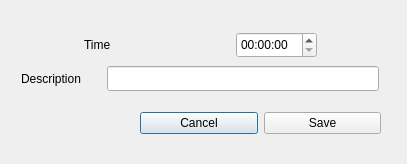
jczmut/EGUI, file project 1/singleevent.ui: the form before one commit.
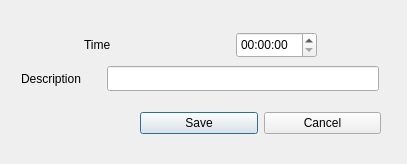
The form after the commit.

```diff
--- a/project 1/singleevent.ui
+++ b/project 1/singleevent.ui
@@ -13,7 +13,7 @@
   <property name="windowTitle">
    <string>Dialog</string>
   </property>
-  <widget class="QWidget" name="">
+  <widget class="QWidget" name="layoutWidget">
    <property name="geometry">
     <rect>
      <x>20</x>
@@ -88,7 +88,7 @@
     </item>
    </layout>
   </widget>
-  <widget class="QWidget" name="">
+  <widget class="QWidget" name="layoutWidget">
    <property name="geometry">
     <rect>
      <x>140</x>
@@ -98,13 +98,6 @@
     </rect>
    </property>
    <layout class="QHBoxLayout" name="horizontalLayout_3">
-    <item>
-     <widget class="QPushButton" name="cancelButton">
-      <property name="text">
-       <string>Cancel</string>
-      </property>
-     </widget>
-    </item>
     <item>
      <widget class="QPushButton" name="saveButton">
       <property name="text">
@@ -112,6 +105,13 @@
       </property>
      </widget>
     </item>
+    <item>
+     <widget class="QPushButton" name="cancelButton">
+      <property name="text">
+       <string>Cancel</string>
+      </property>
+     </widget>
+    </item>
    </layout>
   </widget>
  </widget>
```
